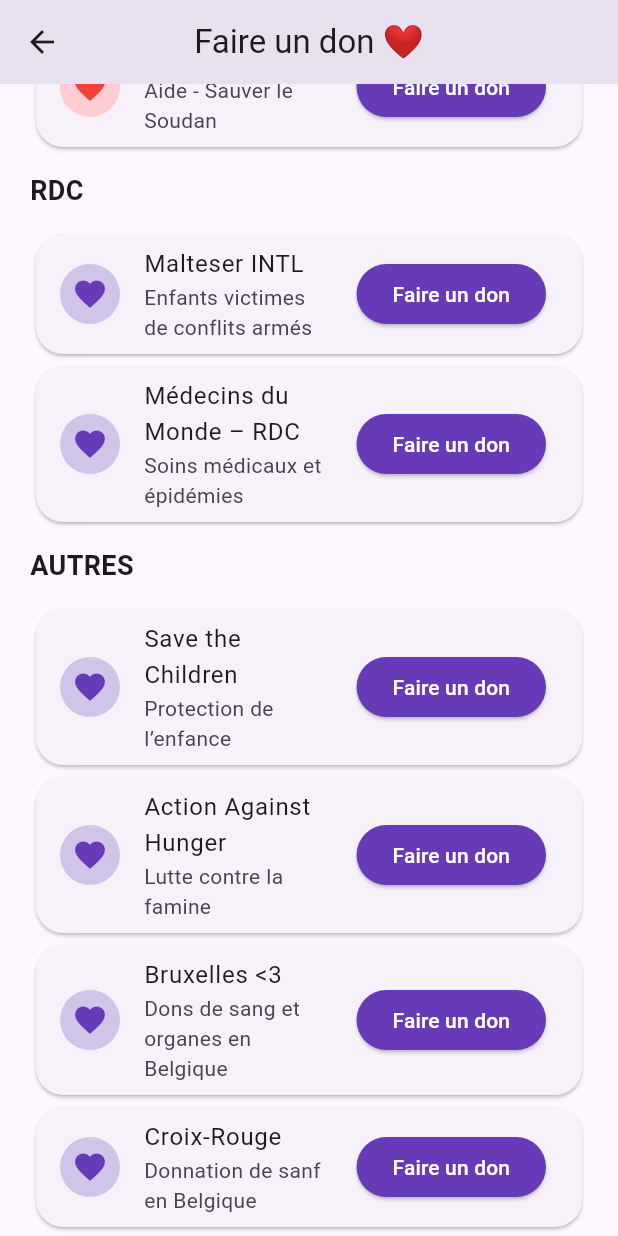
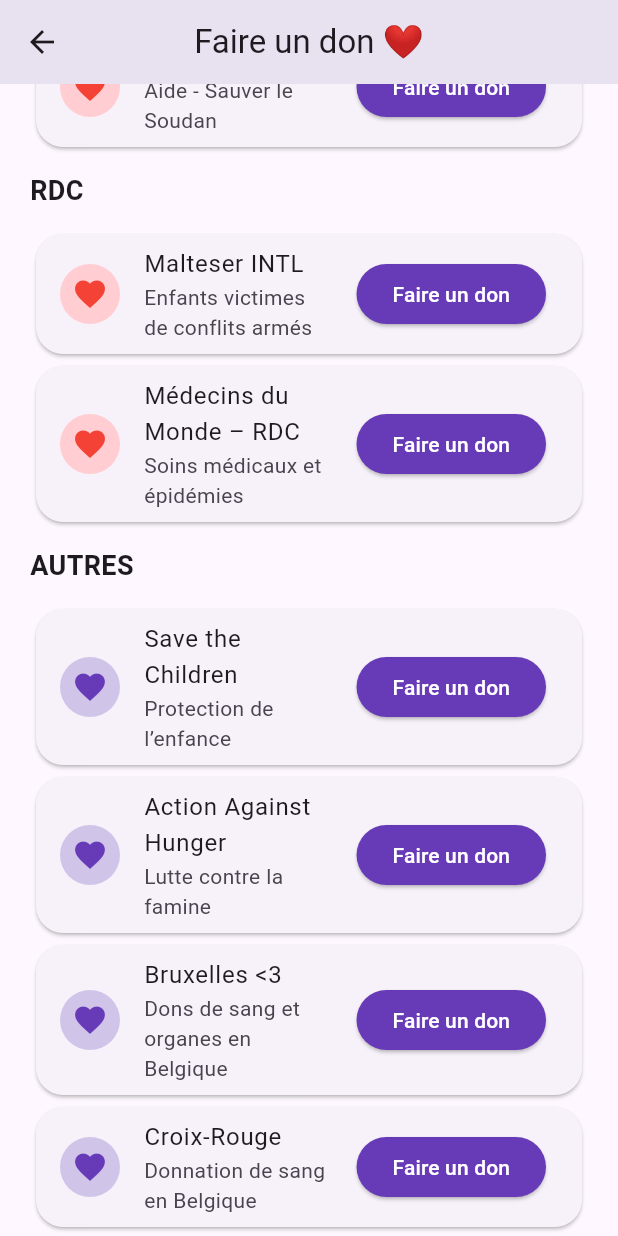
Before and after one commit to Hatimopg/IslamicApp, a Flutter app: the DonationPage screen opened directly, scrolled down 518 dp, on a phone screen of 412 x 824 dp. Run offline on Flutter 3.47's test engine with Material 3 defaults, Android fonts, the phone set to English and light mode, and no system bars; our stand-ins replace audioplayers, cloud_firestore, firebase_core, flutter_compass, geolocator, image_picker and 1 more; accounts and stored records are empty.

```diff
--- a/lib/pages/donation.dart
+++ b/lib/pages/donation.dart
@@ -55,11 +55,13 @@ class DonationPage extends StatelessWidget {
             title: "Malteser INTL",
             subtitle: "Enfants victimes de conflits armés",
             url: "https://www.malteser-international.org/fr/sur-le-terrain/afrique/rd-congo.html",
+            urgent: true,
           ),
           donationTile(
             title: "Médecins du Monde – RDC",
             subtitle: "Soins médicaux et épidémies",
             url: "https://www.medecinsdumonde.org/pays/afrique/republique-democratique-du-congo/",
+            urgent: true,
           ),
 
           section("AUTRES"),
@@ -80,7 +82,7 @@ class DonationPage extends StatelessWidget {
           ),
           donationTile(
               title: "Croix-Rouge",
-              subtitle:"Donnation de sanf en Belgique",
+              subtitle:"Donnation de sang en Belgique",
               url: "https://www.donneurdesang.be/")
         ],
       ),
```
